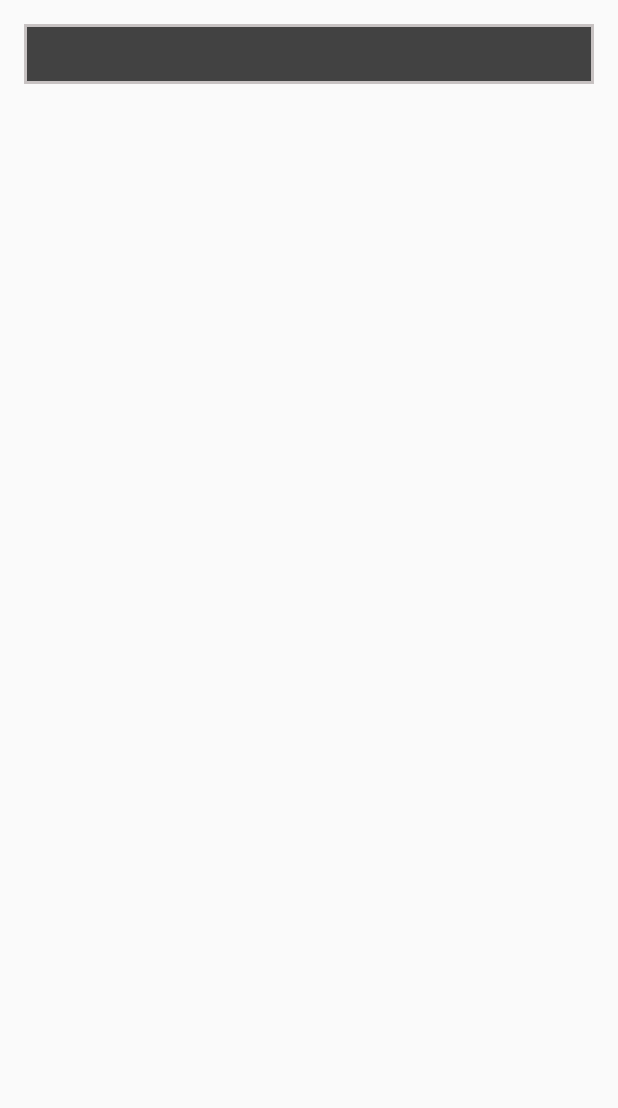
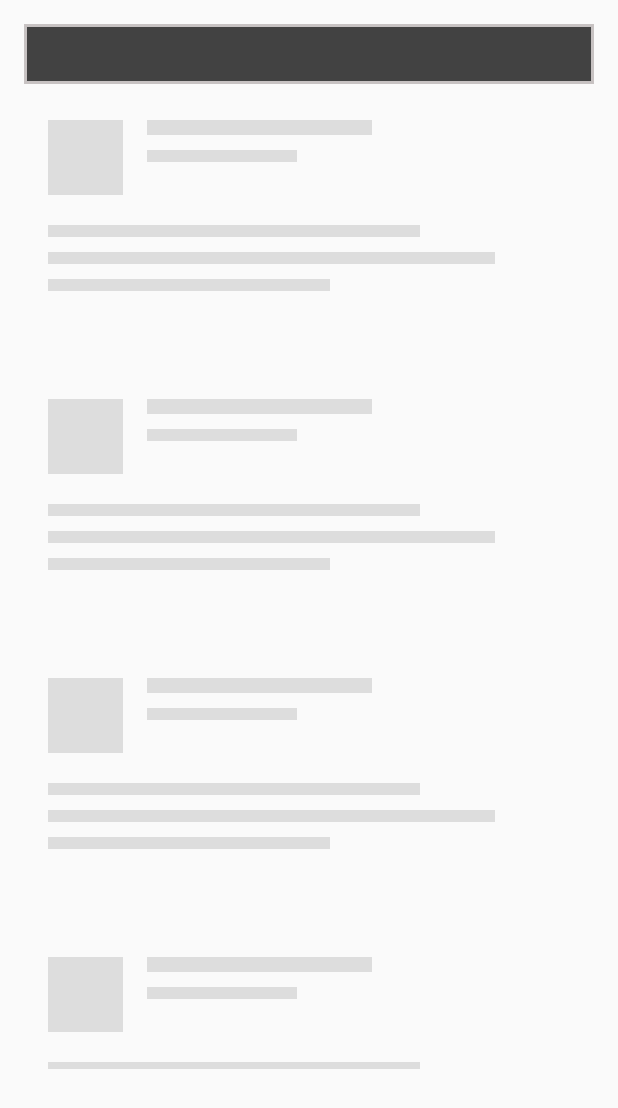
Before and after one commit to OmarShafei-coder/Hatholy, an Android app: the layout fragment_search.xml on its own in the app's theme, with its tools: preview values and no code run, on a phone screen of 412 x 824 dp. Shown: the top 1108 px of the screen. Run offline under Robolectric (Android 15) with nearby library versions, the phone set to English and light mode, and no system bars.

Commit message:
Adding shimmer layout in SearchFragment

```diff
--- a/app/build.gradle
+++ b/app/build.gradle
@@ -35,6 +35,8 @@ dependencies {
     implementation 'androidx.lifecycle:lifecycle-extensions:2.2.0'
     implementation 'com.firebaseui:firebase-ui-firestore:6.3.0'
     implementation 'com.google.firebase:firebase-storage:19.2.0'
+    // Shimmer
+    implementation 'com.facebook.shimmer:shimmer:0.1.0@aar'
     testImplementation 'junit:junit:4.13'
     androidTestImplementation 'androidx.test.ext:junit:1.1.2'
     androidTestImplementation 'androidx.test.espresso:espresso-core:3.3.0'
--- a/app/src/main/java/com/omarshafei/hatholy/MainActivity.java
+++ b/app/src/main/java/com/omarshafei/hatholy/MainActivity.java
@@ -25,11 +25,11 @@ public class MainActivity extends AppCompatActivity {
         BottomNavigationView navView = findViewById(R.id.nav_view);
         // Passing each menu ID as a set of Ids because each
         // menu should be considered as top level destinations.
-        AppBarConfiguration appBarConfiguration = new AppBarConfiguration.Builder(
+        /*AppBarConfiguration appBarConfiguration = new AppBarConfiguration.Builder(
                 R.id.navigation_home, R.id.navigation_dashboard, R.id.navigation_notifications)
-                .build();
+                .build();*/
         NavController navController = Navigation.findNavController(this, R.id.nav_host_fragment);
-        NavigationUI.setupActionBarWithNavController(this, navController, appBarConfiguration);
+        //NavigationUI.setupActionBarWithNavController(this, navController, appBarConfiguration);
         NavigationUI.setupWithNavController(navView, navController);
     }
 
--- a/app/src/main/res/layout/fragment_search.xml
+++ b/app/src/main/res/layout/fragment_search.xml
@@ -4,6 +4,7 @@
     xmlns:tools="http://schemas.android.com/tools"
     android:layout_width="match_parent"
     android:layout_height="match_parent"
+    xmlns:shimmer="http://schemas.android.com/apk/res-auto"
     android:orientation="vertical"
     android:layout_marginHorizontal="16dp"
     android:layout_marginTop="8dp"
@@ -17,8 +18,32 @@
         android:layout_marginVertical="8dp"
         android:background="@drawable/rounded_background" />
 
+    <com.facebook.shimmer.ShimmerFrameLayout
+        android:id="@+id/shimmer_view_container"
+        android:layout_width="wrap_content"
+        android:layout_height="wrap_content"
+        android:layout_gravity="center"
+        android:orientation="vertical"
+        shimmer:duration="800">
+
+        <!-- Adding 3 rows of placeholders -->
+        <LinearLayout
+            android:layout_width="match_parent"
+            android:layout_height="wrap_content"
+            android:orientation="vertical">
+
+            <include layout="@layout/post_placeholder_item" />
+            <include layout="@layout/post_placeholder_item" />
+            <include layout="@layout/post_placeholder_item" />
+            <include layout="@layout/post_placeholder_item" />
+
+        </LinearLayout>
+
+    </com.facebook.shimmer.ShimmerFrameLayout>
+
     <androidx.recyclerview.widget.RecyclerView
         android:id="@+id/recycler_view"
         android:layout_width="match_parent"
-        android:layout_height="wrap_content" />
+        android:layout_height="wrap_content"
+        android:visibility="gone"/>
 </LinearLayout>
--- a/app/src/main/res/layout/post_item.xml
+++ b/app/src/main/res/layout/post_item.xml
@@ -12,7 +12,8 @@
     <ImageView
         android:id="@+id/image_View"
         android:layout_width="match_parent"
-        android:layout_height="250dp"
+        android:layout_height="wrap_content"
+        android:minHeight="250dp"
         android:layout_margin="8dp"
         android:layout_gravity="center"
         tools:srcCompat="@tools:sample/avatars" />
--- /dev/null
+++ b/app/src/main/res/layout/post_placeholder_item.xml
@@ -0,0 +1,59 @@
+<?xml version="1.0" encoding="utf-8"?>
+<RelativeLayout xmlns:android="http://schemas.android.com/apk/res/android"
+    android:layout_width="match_parent"
+    android:layout_height="wrap_content"
+    android:padding="@dimen/activity_padding">
+
+    <View
+        android:id="@+id/thumbnail"
+        android:layout_width="@dimen/placeholder_image"
+        android:layout_height="@dimen/placeholder_image"
+        android:layout_marginRight="@dimen/activity_padding"
+        android:background="@color/placeholder_bg" />
+
+    <View
+        android:id="@+id/name"
+        android:layout_width="150dp"
+        android:layout_height="10dp"
+        android:layout_marginBottom="10dp"
+        android:layout_toRightOf="@id/thumbnail"
+        android:background="@color/placeholder_bg" />
+
+    <View
+        android:layout_width="100dp"
+        android:layout_height="@dimen/placeholder_text_height"
+        android:layout_below="@id/name"
+        android:layout_toRightOf="@id/thumbnail"
+        android:background="@color/placeholder_bg" />
+
+    <LinearLayout
+        android:layout_width="match_parent"
+        android:layout_height="wrap_content"
+        android:layout_below="@id/thumbnail"
+        android:layout_marginBottom="40dp"
+        android:layout_marginTop="20dp"
+        android:orientation="vertical">
+
+        <View
+            android:layout_width="match_parent"
+            android:layout_height="@dimen/placeholder_text_height"
+            android:layout_marginRight="100dp"
+            android:background="@color/placeholder_bg" />
+
+        <View
+            android:layout_width="match_parent"
+            android:layout_height="@dimen/placeholder_text_height"
+            android:layout_marginRight="50dp"
+            android:layout_marginTop="10dp"
+            android:background="@color/placeholder_bg" />
+
+        <View
+            android:layout_width="match_parent"
+            android:layout_height="@dimen/placeholder_text_height"
+            android:layout_marginRight="160dp"
+            android:layout_marginTop="10dp"
+            android:background="@color/placeholder_bg" />
+
+    </LinearLayout>
+
+</RelativeLayout>
--- a/app/src/main/res/values/colors.xml
+++ b/app/src/main/res/values/colors.xml
@@ -3,4 +3,9 @@
     <color name="colorPrimary">#EF5350</color>
     <color name="colorPrimaryDark">#B71C1C</color>
     <color name="colorAccent">#03DAC5</color>
+    <color name="placeholder_bg">#dddddd</color>
+    <color name="item_name">#0c0c0c</color>
+    <color name="description">#1a1a1a</color>
+    <color name="chef">#777</color>
+    <color name="timestamp">#777</color>
 </resources>
--- a/app/src/main/res/values/dimens.xml
+++ b/app/src/main/res/values/dimens.xml
@@ -2,4 +2,14 @@
     <!-- Default screen margins, per the Android Design guidelines. -->
     <dimen name="activity_horizontal_margin">16dp</dimen>
     <dimen name="activity_vertical_margin">16dp</dimen>
+    <dimen name="activity_padding">16dp</dimen>
+    <dimen name="placeholder_image">50dp</dimen>
+    <dimen name="placeholder_text_height">8dp</dimen>
+    <dimen name="activity_padding_horizontal">16dp</dimen>
+    <dimen name="padding_10">10dp</dimen>
+    <dimen name="name">15dp</dimen>
+    <dimen name="chef">12dp</dimen>
+    <dimen name="timestamp">11dp</dimen>
+    <dimen name="description">15dp</dimen>
+    <dimen name="price">13dp</dimen>
 </resources>
--- a/app/src/main/res/values/styles.xml
+++ b/app/src/main/res/values/styles.xml
@@ -1,6 +1,6 @@
 <resources>
     <!-- Base application theme. -->
-    <style name="AppTheme" parent="Theme.AppCompat.Light.DarkActionBar">
+    <style name="AppTheme" parent="Theme.AppCompat.Light.NoActionBar">
         <!-- Customize your theme here. -->
         <item name="colorPrimary">@color/colorPrimary</item>
         <item name="colorPrimaryDark">@color/colorPrimaryDark</item>
```
Also changed, not shown: app/src/main/java/com/omarshafei/hatholy/ui/Search/SearchFragment.java (+29 -12 lines).
